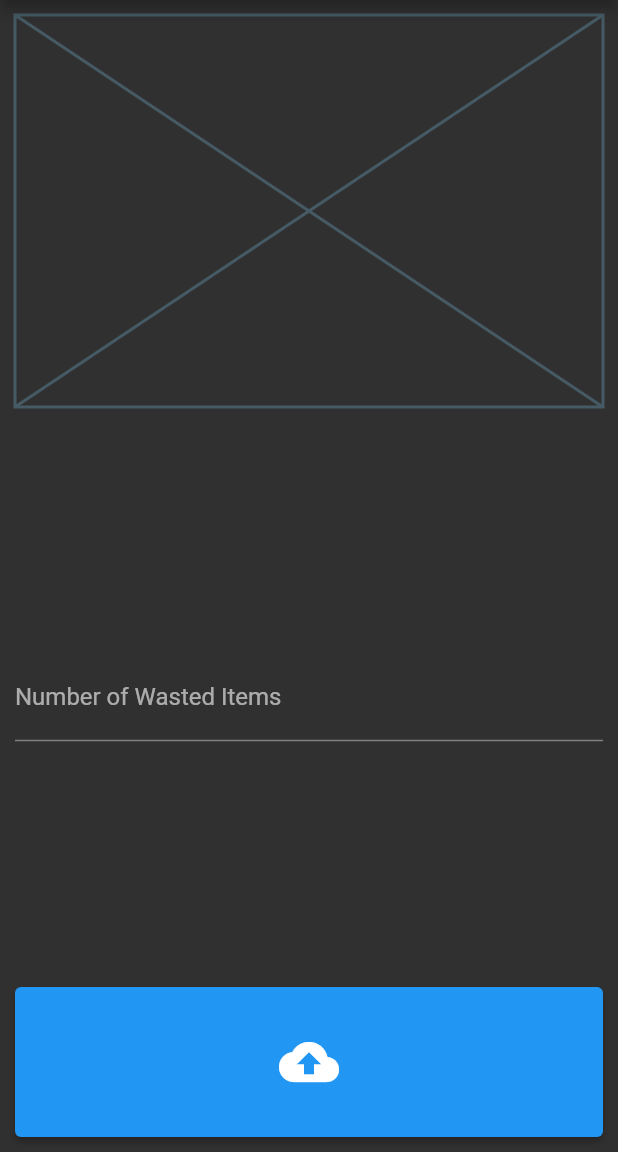
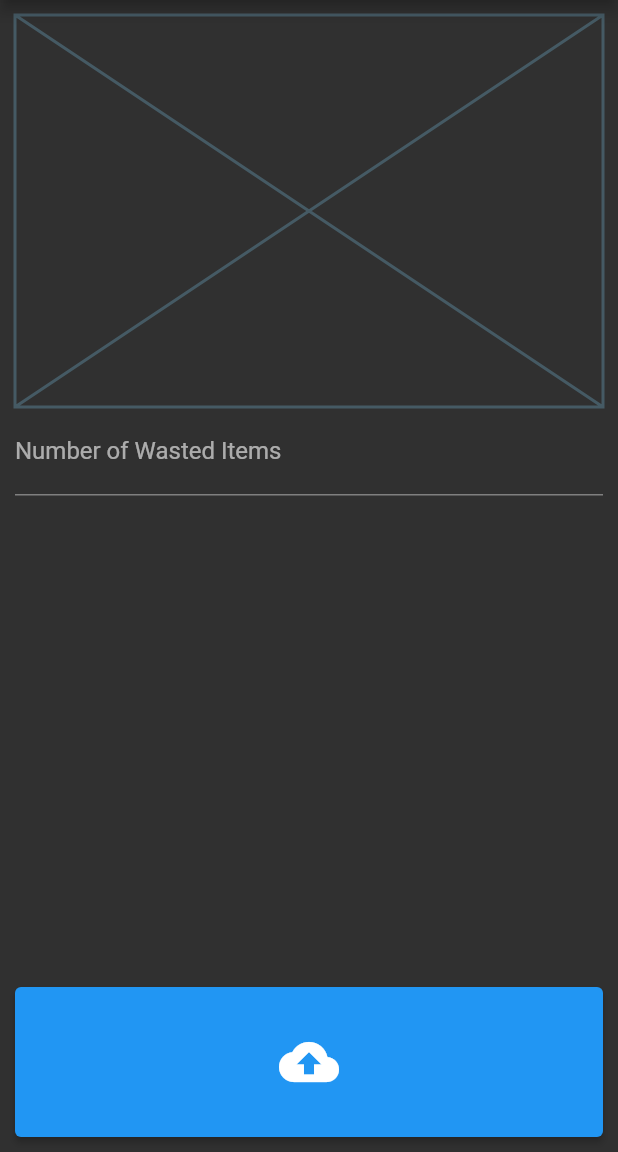
Before and after one commit to rhinotechie/wasteagram, a Flutter app: the NewScreen screen opened directly, on a phone screen of 412 x 824 dp, the part 84-1236 px from its top. Run offline on Flutter 3.47's test engine with Material 2 defaults, Android fonts, the phone set to English and light mode, and no system bars; our stand-ins replace cloud_firestore, firebase_core; accounts and stored records are empty.

Commit message:
fixed new screen positioning; validation

```diff
--- a/wasteagram/lib/screens/new_screen.dart
+++ b/wasteagram/lib/screens/new_screen.dart
@@ -1,4 +1,5 @@
 import 'package:flutter/material.dart';
+import 'package:flutter/services.dart';
 
 class NewScreen extends StatefulWidget {
   const NewScreen({Key? key}) : super(key: key);
@@ -8,9 +9,12 @@ class NewScreen extends StatefulWidget {
 }
 
 class _NewScreenState extends State<NewScreen> {
+  final _formKey = GlobalKey<FormState>();
+
   @override
   Widget build(BuildContext context) {
     return Scaffold(
+      resizeToAvoidBottomInset: false,
       appBar: AppBar(
         title: Text('Wasteagram'),
         centerTitle: true,
@@ -18,15 +22,17 @@ class _NewScreenState extends State<NewScreen> {
       body: Container(
           padding: EdgeInsets.all(10),
           width: double.infinity,
+          child: Form(
+            key: _formKey,
             child: Column(
-            crossAxisAlignment: CrossAxisAlignment.center,
-            mainAxisAlignment: MainAxisAlignment.spaceBetween,
+              mainAxisAlignment: MainAxisAlignment.start,
               children: [
                 AspectRatio(
                   child: Placeholder(),
                   aspectRatio: 3 / 2,
                 ),
                 TextFormField(
+                  keyboardType: TextInputType.number,
                   decoration: InputDecoration(
                       labelText: 'Number of Wasted Items',
                       border: UnderlineInputBorder()),
@@ -41,12 +47,15 @@ class _NewScreenState extends State<NewScreen> {
                     }
                   },
                 ),
+                Spacer(),
                 Container(
                   width: double.infinity,
                   height: 100,
                   child: ElevatedButton(
                       onPressed: () {
+                        if (_formKey.currentState!.validate()) {
                           Navigator.of(context).pop();
+                        }
                       },
                       child: Icon(
                         Icons.cloud_upload,
@@ -55,6 +64,7 @@ class _NewScreenState extends State<NewScreen> {
                       )),
                 )
               ],
+            ),
           )),
     );
   }
```
Lines whose indentation alone changed are shown as unchanged.
